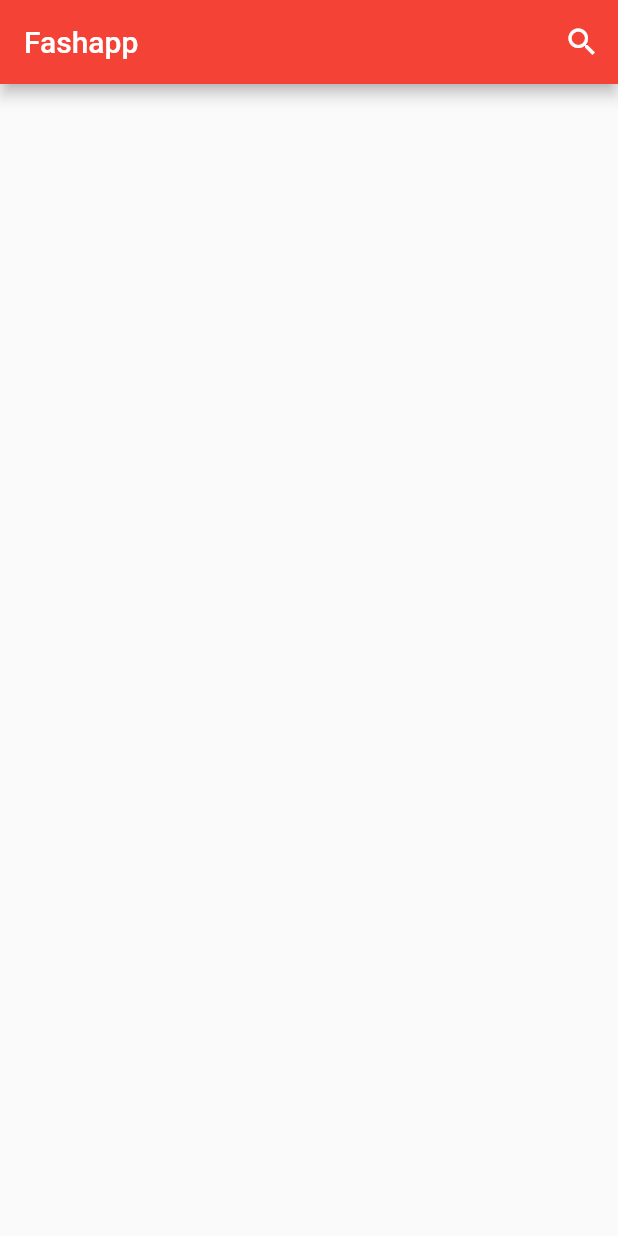
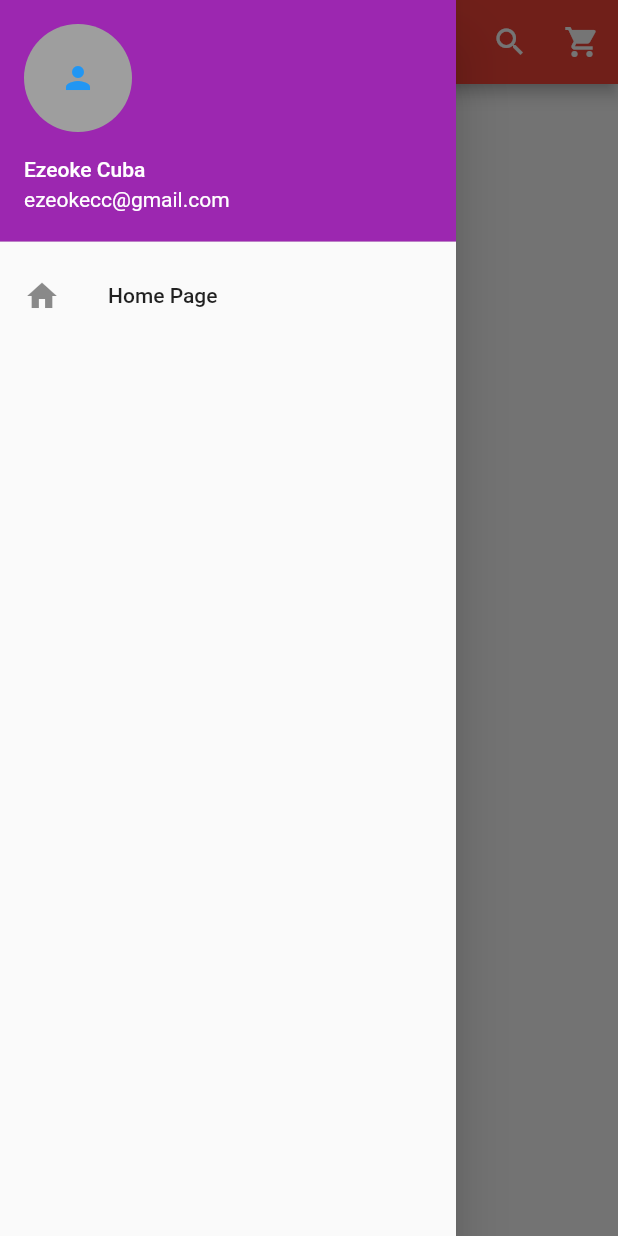
Before and after one commit to ezeoke/FlutterPractice, a Flutter app: the screen it shows after launch, with the side drawer open (before the commit the screen has no drawer), on a phone screen of 412 x 824 dp. Run offline on Flutter 3.47's test engine with Material 2 defaults, Android fonts, the phone set to English and light mode, and no system bars.

Commit message:
I am experimenting with drawer, viewtile, etc widgets on this e-commerce project on flutter

```diff
--- a/lib/main.dart
+++ b/lib/main.dart
@@ -26,39 +26,70 @@ class _HomepageState extends State<Homepage> {
                 color: Colors.white,
               ),
               onPressed: () {},
+            ),
+            new IconButton(
+              icon: Icon(
+                Icons.shopping_cart,
+                color: Colors.white,
+              ),
+              onPressed: () {},
             )
           ],
         ),
-    );
+        drawer: new Drawer(
+          child: new ListView(
+            children: <Widget>[
+              new UserAccountsDrawerHeader(
+                accountName: Text('Ezeoke Cuba'),
+                accountEmail: Text('ezeokecc@gmail.com'),
+                currentAccountPicture: new GestureDetector(
+                  child: CircleAvatar(
+                    backgroundColor: Colors.grey,
+                    child: new Icon(Icons.person, color: Colors.blue),
+                  ),
+                ),
+                decoration: new BoxDecoration(color: Colors.purple),
+              ),
+              //body
+              InkWell(
+                onTap: () {},
+                child: ListTile(
+                  title: Text('Home Page'),
+                  leading: new Icon(Icons.home),
+                ),
+              )
+            ],
+          ),
+        ));
   }
 }
 
-void secondExample() {
-  runApp(MaterialApp(
-    home: Center(child: Row(children: <Widget>[Text('two'), Text('three')])),
-  ));
-}
+// void secondExample() {
+//   runApp(MaterialApp(
+//     home: Center(child: Row(children: <Widget>[Text('two'), Text('three')])),
+//   ));
+// }
 
-void thirdExample() {
-  runApp(MaterialApp(
-      home: GridView.count(
-    crossAxisCount: 5,
-    children: <Widget>[
-      Text('one'),
-      Text('two'),
-      Text('the'),
-      Text('one'),
-      Text('two'),
-      Text('three'),
-      Text('one'),
-      Text('two'),
-      Text('three'),
-      Text('one'),
-      Text('to'),
-      Text('three'),
-      Text('one'),
-      Text('two'),
-      Text('five'),
-    ],
-  )));
-}
+// void thirdExample() {
+//   runApp(MaterialApp(
+//       home: GridView.count(
+//     crossAxisCount: 5,
+//     children: <Widget>[
+//       Text('one'),
+//       Text('two'),
+//       Text('the'),
+//       Text('one'),
+//       Text('two'),
+//       Text('three'),
+//       Text('one'),
+//       Text('two'),
+//       Text('three'),
+//       Text('one'),
+//       Text('to'),
+//       Text('three'),
+//       Text('one'),
+//       Text('two'),
+//       Text('five'),
+//     ],
+//   )));
+// }
```
Lines whose indentation alone changed are shown as unchanged.
